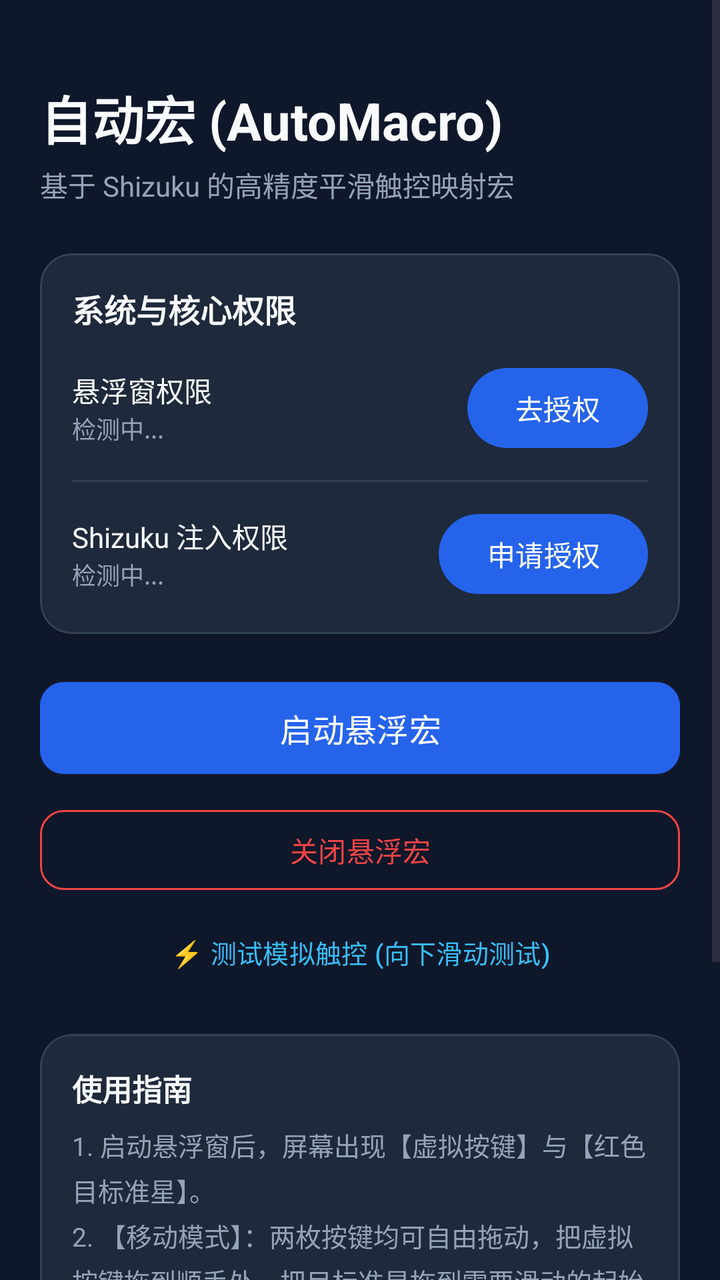
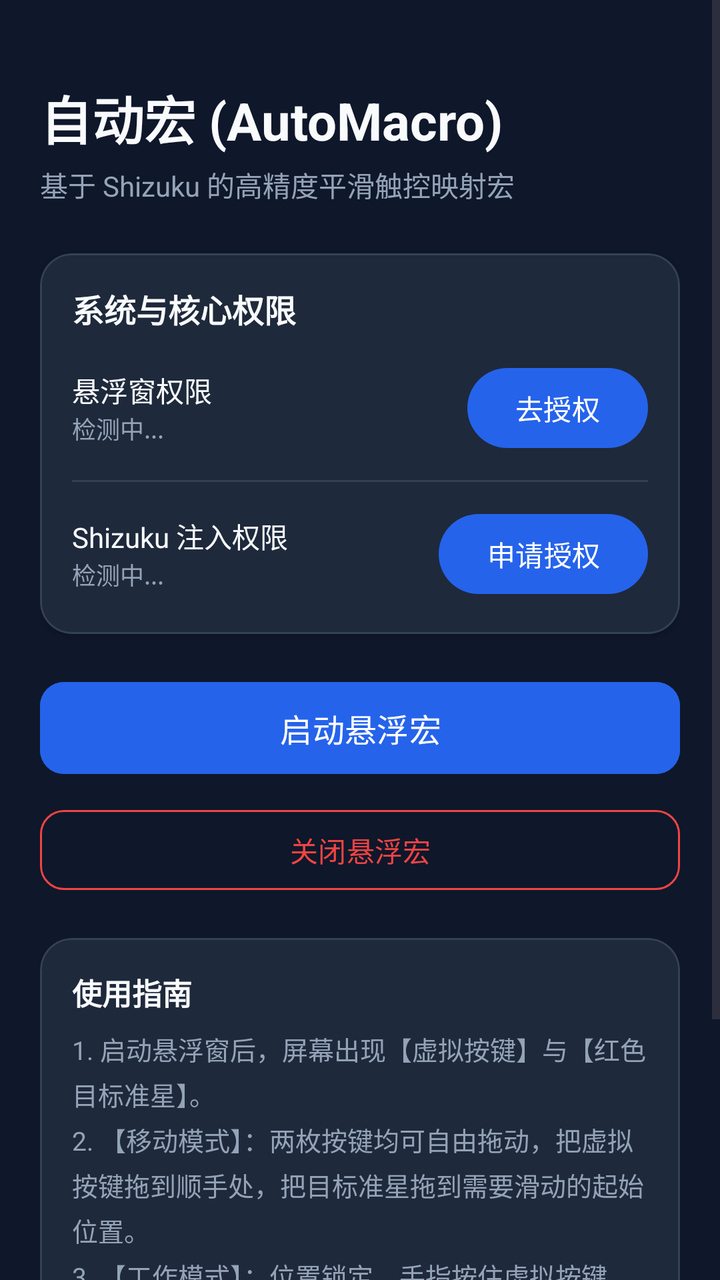

An Android layout rendered at two revisions. The XML below is the earlier revision; the diff shows what the commit changed to produce the second picture.
<!-- AndroidManifest.xml: application theme Theme.AutoMacro -->
<!-- res/layout/activity_main.xml -->
<?xml version="1.0" encoding="utf-8"?>
<ScrollView xmlns:android="http://schemas.android.com/apk/res/android"
    xmlns:app="http://schemas.android.com/apk/res-auto"
    android:layout_width="match_parent"
    android:layout_height="match_parent"
    android:background="@color/background"
    android:fillViewport="true">

    <LinearLayout
        android:layout_width="match_parent"
        android:layout_height="wrap_content"
        android:orientation="vertical"
        android:padding="20dp">

        
        <TextView
            android:layout_width="wrap_content"
            android:layout_height="wrap_content"
            android:layout_marginTop="20dp"
            android:text="自动宏 (AutoMacro)"
            android:textColor="@color/text_primary"
            android:textSize="26sp"
            android:textStyle="bold" />

        <TextView
            android:layout_width="wrap_content"
            android:layout_height="wrap_content"
            android:layout_marginTop="4dp"
            android:text="基于 Shizuku 的高精度平滑触控映射宏"
            android:textColor="@color/text_secondary"
            android:textSize="14sp" />

        
        <com.google.android.material.card.MaterialCardView
            android:layout_width="match_parent"
            android:layout_height="wrap_content"
            android:layout_marginTop="24dp"
            app:cardBackgroundColor="@color/surface"
            app:cardCornerRadius="16dp"
            app:cardElevation="2dp"
            app:strokeColor="#334155"
            app:strokeWidth="1dp">

            <LinearLayout
                android:layout_width="match_parent"
                android:layout_height="wrap_content"
                android:orientation="vertical"
                android:padding="16dp">

                <TextView
                    android:layout_width="wrap_content"
                    android:layout_height="wrap_content"
                    android:text="系统与核心权限"
                    android:textColor="@color/text_primary"
                    android:textSize="16sp"
                    android:textStyle="bold" />

                
                <LinearLayout
                    android:layout_width="match_parent"
                    android:layout_height="wrap_content"
                    android:layout_marginTop="14dp"
                    android:gravity="center_vertical"
                    android:orientation="horizontal">

                    <LinearLayout
                        android:layout_width="0dp"
                        android:layout_height="wrap_content"
                        android:layout_weight="1"
                        android:orientation="vertical">

                        <TextView
                            android:layout_width="wrap_content"
                            android:layout_height="wrap_content"
                            android:text="悬浮窗权限"
                            android:textColor="@color/text_primary"
                            android:textSize="14sp" />

                        <TextView
                            android:id="@+id/tvOverlayStatus"
                            android:layout_width="wrap_content"
                            android:layout_height="wrap_content"
                            android:text="检测中..."
                            android:textColor="@color/text_secondary"
                            android:textSize="12sp" />
                    </LinearLayout>

                    <Button
                        android:id="@+id/btnRequestOverlay"
                        android:layout_width="wrap_content"
                        android:layout_height="wrap_content"
                        android:text="去授权" />
                </LinearLayout>

                <View
                    android:layout_width="match_parent"
                    android:layout_height="1dp"
                    android:layout_marginVertical="12dp"
                    android:background="#334155" />

                
                <LinearLayout
                    android:layout_width="match_parent"
                    android:layout_height="wrap_content"
                    android:gravity="center_vertical"
                    android:orientation="horizontal">

                    <LinearLayout
                        android:layout_width="0dp"
                        android:layout_height="wrap_content"
                        android:layout_weight="1"
                        android:orientation="vertical">

                        <TextView
                            android:layout_width="wrap_content"
                            android:layout_height="wrap_content"
                            android:text="Shizuku 注入权限"
                            android:textColor="@color/text_primary"
                            android:textSize="14sp" />

                        <TextView
                            android:id="@+id/tvShizukuStatus"
                            android:layout_width="wrap_content"
                            android:layout_height="wrap_content"
                            android:text="检测中..."
                            android:textColor="@color/text_secondary"
                            android:textSize="12sp" />
                    </LinearLayout>

                    <Button
                        android:id="@+id/btnRequestShizuku"
                        android:layout_width="wrap_content"
                        android:layout_height="wrap_content"
                        android:text="申请授权" />
                </LinearLayout>

            </LinearLayout>
        </com.google.android.material.card.MaterialCardView>

        
        <LinearLayout
            android:layout_width="match_parent"
            android:layout_height="wrap_content"
            android:layout_marginTop="20dp"
            android:orientation="vertical">

            <Button
                android:id="@+id/btnStartService"
                android:layout_width="match_parent"
                android:layout_height="54dp"
                android:backgroundTint="@color/primary"
                android:text="启动悬浮宏"
                android:textColor="#FFFFFF"
                android:textSize="16sp"
                app:cornerRadius="12dp" />

            <Button
                android:id="@+id/btnStopService"
                style="@style/Widget.Material3.Button.OutlinedButton"
                android:layout_width="match_parent"
                android:layout_height="48dp"
                android:layout_marginTop="10dp"
                android:text="关闭悬浮宏"
                android:textColor="@color/accent_red"
                app:cornerRadius="12dp"
                app:strokeColor="@color/accent_red" />

            <Button
                android:id="@+id/btnTestInject"
                style="@style/Widget.Material3.Button.TextButton"
                android:layout_width="match_parent"
                android:layout_height="42dp"
                android:layout_marginTop="6dp"
                android:text="⚡ 测试模拟触控 (向下滑动测试)"
                android:textColor="#38BDF8"
                android:textSize="13sp" />
        </LinearLayout>

        
        <com.google.android.material.card.MaterialCardView
            android:layout_width="match_parent"
            android:layout_height="wrap_content"
            android:layout_marginTop="20dp"
            android:layout_marginBottom="30dp"
            app:cardBackgroundColor="@color/surface"
            app:cardCornerRadius="16dp"
            app:cardElevation="2dp"
            app:strokeColor="#334155"
            app:strokeWidth="1dp">

            <LinearLayout
                android:layout_width="match_parent"
                android:layout_height="wrap_content"
                android:orientation="vertical"
                android:padding="16dp">

                <TextView
                    android:layout_width="wrap_content"
                    android:layout_height="wrap_content"
                    android:text="使用指南"
                    android:textColor="@color/text_primary"
                    android:textSize="15sp"
                    android:textStyle="bold" />

                <TextView
                    android:layout_width="match_parent"
                    android:layout_height="wrap_content"
                    android:layout_marginTop="8dp"
                    android:lineSpacingExtra="4dp"
                    android:text="1. 启动悬浮窗后，屏幕出现【虚拟按键】与【红色目标准星】。\n2. 【移动模式】：两枚按键均可自由拖动，把虚拟按键拖到顺手处，把目标准星拖到需要滑动的起始位置。\n3. 【工作模式】：位置锁定，手指按住虚拟按键，即在目标点平滑向下慢慢滑动；松开手立即停止并回到起点。\n4. 【10组仓位】：控制台支持 1~10 号仓位，调好后点保存，换应用时一键秒切！"
                    android:textColor="@color/text_secondary"
                    android:textSize="13sp" />
            </LinearLayout>
        </com.google.android.material.card.MaterialCardView>

    </LinearLayout>

</ScrollView>
<!-- resources referenced by this layout -->
<resources>
  <color name="accent_red">#EF4444</color>
  <color name="background">#0F172A</color>
  <color name="primary">#2563EB</color>
  <color name="surface">#1E293B</color>
  <color name="text_primary">#F8FAFC</color>
  <color name="text_secondary">#94A3B8</color>
  <style name="Theme.AutoMacro" parent="Theme.Material3.DayNight.NoActionBar">
          <item name="colorPrimary">@color/primary</item>
          <item name="android:statusBarColor">@color/background</item>
          <item name="android:navigationBarColor">@color/background</item>
      </style>
</resources>

<!-- the commit's change to res/layout/activity_main.xml (unified diff, before → after) -->
@@ -165,15 +165,6 @@
                 app:cornerRadius="12dp"
                 app:strokeColor="@color/accent_red" />
 
-            <Button
-                android:id="@+id/btnTestInject"
-                style="@style/Widget.Material3.Button.TextButton"
-                android:layout_width="match_parent"
-                android:layout_height="42dp"
-                android:layout_marginTop="6dp"
-                android:text="⚡ 测试模拟触控 (向下滑动测试)"
-                android:textColor="#38BDF8"
-                android:textSize="13sp" />
         </LinearLayout>
 
         
